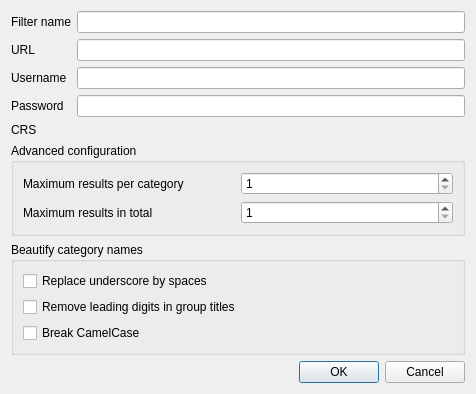
Old version of the form geomapfish_locator/ui/config.ui in the repository opengisch/qgis_geomapfish_locator.
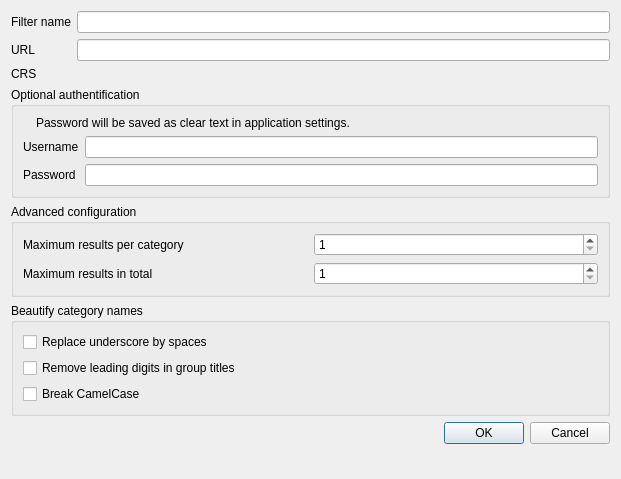
New version of the form. Icons and pictures are not drawn. Custom widgets are drawn as their Qt base class.

Commit message: add warning for password in clear

```diff
--- a/geomapfish_locator/ui/config.ui
+++ b/geomapfish_locator/ui/config.ui
@@ -6,18 +6,54 @@
    <rect>
     <x>0</x>
     <y>0</y>
-    <width>476</width>
-    <height>349</height>
+    <width>621</width>
+    <height>479</height>
    </rect>
   </property>
   <property name="windowTitle">
    <string>Geomapfish locator filter configuraiton</string>
   </property>
   <layout class="QGridLayout" name="gridLayout">
-   <item row="4" column="1">
-    <widget class="QgsProjectionSelectionWidget" name="geomapfish_crs"/>
+   <item row="0" column="1">
+    <widget class="QLineEdit" name="filter_name"/>
    </item>
-   <item row="5" column="0" colspan="2">
+   <item row="7" column="0" colspan="2">
+    <widget class="QgsCollapsibleGroupBox" name="mGroupBox_2">
+     <property name="title">
+      <string>Beautify category names</string>
+     </property>
+     <property name="collapsed">
+      <bool>true</bool>
+     </property>
+     <property name="saveCollapsedState">
+      <bool>true</bool>
+     </property>
+     <layout class="QGridLayout" name="gridLayout_3">
+      <item row="1" column="0">
+       <widget class="QCheckBox" name="remove_leading_digits">
+        <property name="text">
+         <string>Remove leading digits in group titles</string>
+        </property>
+       </widget>
+      </item>
+      <item row="0" column="0">
+       <widget class="QCheckBox" name="replace_underscore">
+        <property name="text">
+         <string>Replace underscore by spaces</string>
+        </property>
+       </widget>
+      </item>
+      <item row="2" column="0">
+       <widget class="QCheckBox" name="break_camelcase">
+        <property name="text">
+         <string>Break CamelCase</string>
+        </property>
+       </widget>
+      </item>
+     </layout>
+    </widget>
+   </item>
+   <item row="6" column="0" colspan="2">
     <widget class="QgsCollapsibleGroupBox" name="mGroupBox">
      <property name="title">
       <string>Advanced configuration</string>
@@ -57,23 +93,16 @@
      </layout>
     </widget>
    </item>
-   <item row="1" column="1">
-    <widget class="QLineEdit" name="geomapfish_url"/>
-   </item>
-   <item row="8" column="1">
-    <widget class="QDialogButtonBox" name="buttonBox">
-     <property name="orientation">
-      <enum>Qt::Horizontal</enum>
+   <item row="5" column="0" colspan="2">
+    <widget class="QgsCollapsibleGroupBox" name="mGroupBox_3">
+     <property name="title">
+      <string>Optional authentification</string>
      </property>
-     <property name="standardButtons">
-      <set>QDialogButtonBox::Cancel|QDialogButtonBox::Ok</set>
+     <property name="collapsed">
+      <bool>true</bool>
      </property>
-    </widget>
-   </item>
-   <item row="2" column="1">
-    <widget class="QLineEdit" name="geomapfish_user"/>
-   </item>
-   <item row="3" column="0">
+     <layout class="QGridLayout" name="gridLayout_5">
+      <item row="4" column="0">
     <widget class="QLabel" name="label_3">
      <property name="text">
       <string>Password</string>
@@ -81,31 +110,47 @@
     </widget>
    </item>
    <item row="3" column="1">
+       <widget class="QLineEdit" name="geomapfish_user"/>
+      </item>
+      <item row="4" column="1">
     <widget class="QLineEdit" name="geomapfish_pass">
      <property name="echoMode">
       <enum>QLineEdit::PasswordEchoOnEdit</enum>
      </property>
     </widget>
    </item>
-   <item row="2" column="0">
+      <item row="3" column="0">
     <widget class="QLabel" name="label_2">
      <property name="text">
       <string>Username</string>
      </property>
     </widget>
    </item>
-   <item row="4" column="0">
-    <widget class="QLabel" name="label_4">
-     <property name="text">
-      <string>CRS</string>
-     </property>
-    </widget>
-   </item>
-   <item row="1" column="0">
-    <widget class="QLabel" name="label">
+      <item row="1" column="0" colspan="2">
+       <layout class="QHBoxLayout" name="horizontalLayout">
+        <item>
+         <widget class="QLabel" name="label_8">
+          <property name="sizePolicy">
+           <sizepolicy hsizetype="Maximum" vsizetype="Preferred">
+            <horstretch>0</horstretch>
+            <verstretch>0</verstretch>
+           </sizepolicy>
+          </property>
+          <property name="pixmap">
+           <pixmap>../icons/warning.svg</pixmap>
+          </property>
+         </widget>
+        </item>
+        <item>
+         <widget class="QLabel" name="label_9">
      <property name="text">
-      <string>URL</string>
-     </property>
+           <string>Password will be saved as clear text in application settings.</string>
+          </property>
+         </widget>
+        </item>
+       </layout>
+      </item>
+     </layout>
     </widget>
    </item>
    <item row="0" column="0">
@@ -115,10 +160,37 @@
      </property>
     </widget>
    </item>
-   <item row="0" column="1">
-    <widget class="QLineEdit" name="filter_name"/>
+   <item row="4" column="1">
+    <widget class="QgsProjectionSelectionWidget" name="geomapfish_crs"/>
    </item>
-   <item row="7" column="1">
+   <item row="1" column="0">
+    <widget class="QLabel" name="label">
+     <property name="text">
+      <string>URL</string>
+     </property>
+    </widget>
+   </item>
+   <item row="4" column="0">
+    <widget class="QLabel" name="label_4">
+     <property name="text">
+      <string>CRS</string>
+     </property>
+    </widget>
+   </item>
+   <item row="1" column="1">
+    <widget class="QLineEdit" name="geomapfish_url"/>
+   </item>
+   <item row="8" column="1">
+    <widget class="QDialogButtonBox" name="buttonBox">
+     <property name="orientation">
+      <enum>Qt::Horizontal</enum>
+     </property>
+     <property name="standardButtons">
+      <set>QDialogButtonBox::Cancel|QDialogButtonBox::Ok</set>
+     </property>
+    </widget>
+   </item>
+   <item row="9" column="1">
     <spacer name="verticalSpacer">
      <property name="orientation">
       <enum>Qt::Vertical</enum>
@@ -131,39 +203,6 @@
      </property>
     </spacer>
    </item>
-   <item row="6" column="0" colspan="2">
-    <widget class="QgsCollapsibleGroupBox" name="mGroupBox_2">
-     <property name="title">
-      <string>Beautify category names</string>
-     </property>
-     <property name="collapsed">
-      <bool>true</bool>
-     </property>
-     <layout class="QGridLayout" name="gridLayout_3">
-      <item row="1" column="0">
-       <widget class="QCheckBox" name="remove_leading_digits">
-        <property name="text">
-         <string>Remove leading digits in group titles</string>
-        </property>
-       </widget>
-      </item>
-      <item row="0" column="0">
-       <widget class="QCheckBox" name="replace_underscore">
-        <property name="text">
-         <string>Replace underscore by spaces</string>
-        </property>
-       </widget>
-      </item>
-      <item row="2" column="0">
-       <widget class="QCheckBox" name="break_camelcase">
-        <property name="text">
-         <string>Break CamelCase</string>
-        </property>
-       </widget>
-      </item>
-     </layout>
-    </widget>
-   </item>
   </layout>
  </widget>
  <customwidgets>
```
Lines whose indentation alone changed are shown as unchanged. The commit also changes 1 other file.
